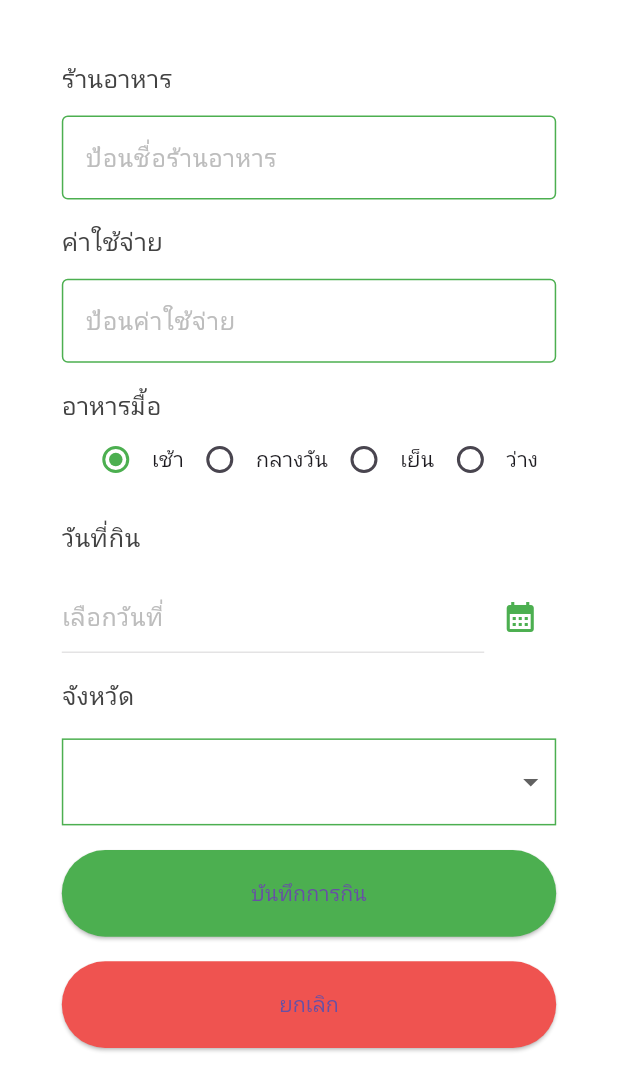
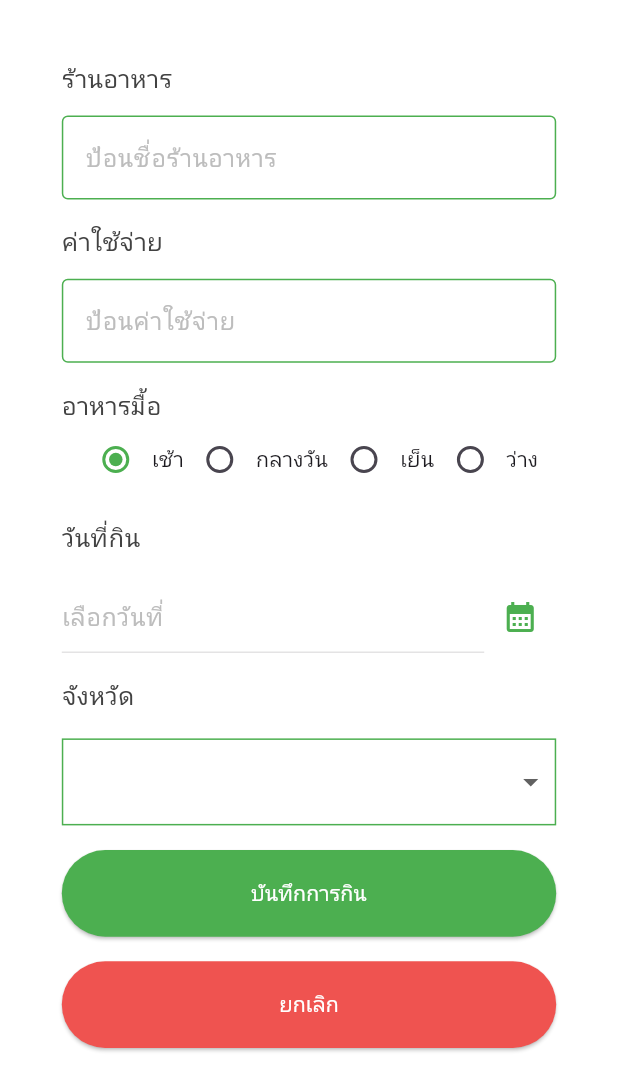
Before and after one commit to Tarasato/my_diaryfood_project, a Flutter app: the InsertDiaryfoodUI screen opened directly, scrolled down 215 dp, on a phone screen of 412 x 824 dp, the part 164-1236 px from its top. Run offline on Flutter 3.47's test engine with Material 3 defaults, Android fonts, the phone set to English and light mode, and no system bars; our stand-ins replace geolocator, google_fonts, image_picker, introduction_screen; Roboto replaces fonts that are missing (Kanit).

Commit message:
Update Insert Diaryfood

```diff
--- a/lib/views/insert_diaryfood_ui.dart
+++ b/lib/views/insert_diaryfood_ui.dart
@@ -1,4 +1,4 @@
-// ignore_for_file: prefer_const_constructors
+// ignore_for_file: prefer_const_constructors, sort_child_properties_last, use_build_context_synchronously, prefer_interpolation_to_compose_strings, no_leading_underscores_for_local_identifiers, unused_field
 
 import 'dart:async';
 import 'dart:convert';
@@ -619,7 +619,9 @@ class _InsertDiaryfoodUIState extends State<InsertDiaryfoodUI> {
                   onPressed: () {},
                   child: Text(
                     'บันทึกการกิน',
-                    style: TextStyle(),
+                    style: TextStyle(
+                      color: Colors.white,
+                    ),
                   ),
                   style: ElevatedButton.styleFrom(
                     backgroundColor: Colors.green,
@@ -636,7 +638,9 @@ class _InsertDiaryfoodUIState extends State<InsertDiaryfoodUI> {
                   onPressed: () {},
                   child: Text(
                     'ยกเลิก',
-                    style: TextStyle(),
+                    style: TextStyle(
+                      color: Colors.white,
+                    ),
                   ),
                   style: ElevatedButton.styleFrom(
                     backgroundColor: Colors.red[400],
```
